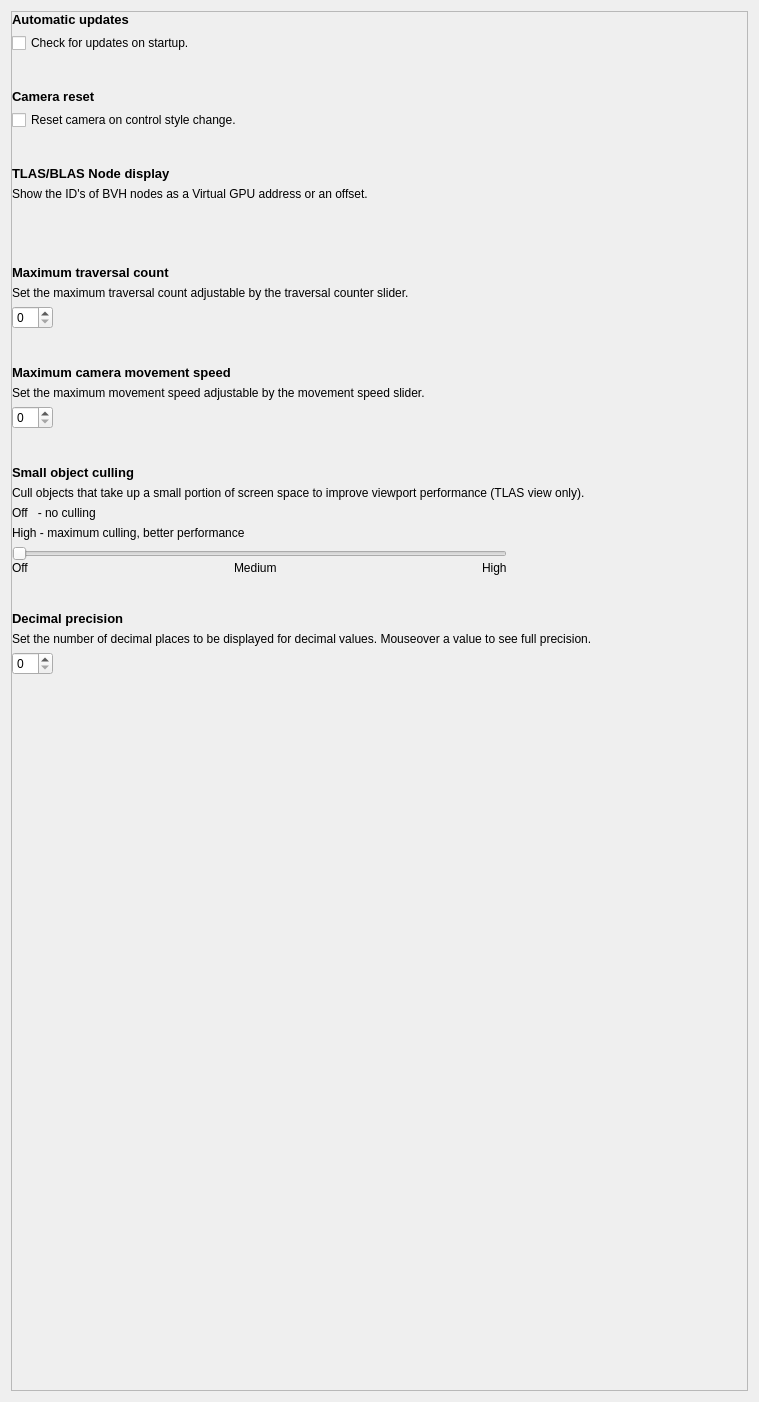
First picture: the form in source/frontend/views/settings/settings_pane.ui, repository GPUOpen-Tools/radeon_raytracing_analyzer, before the edit.
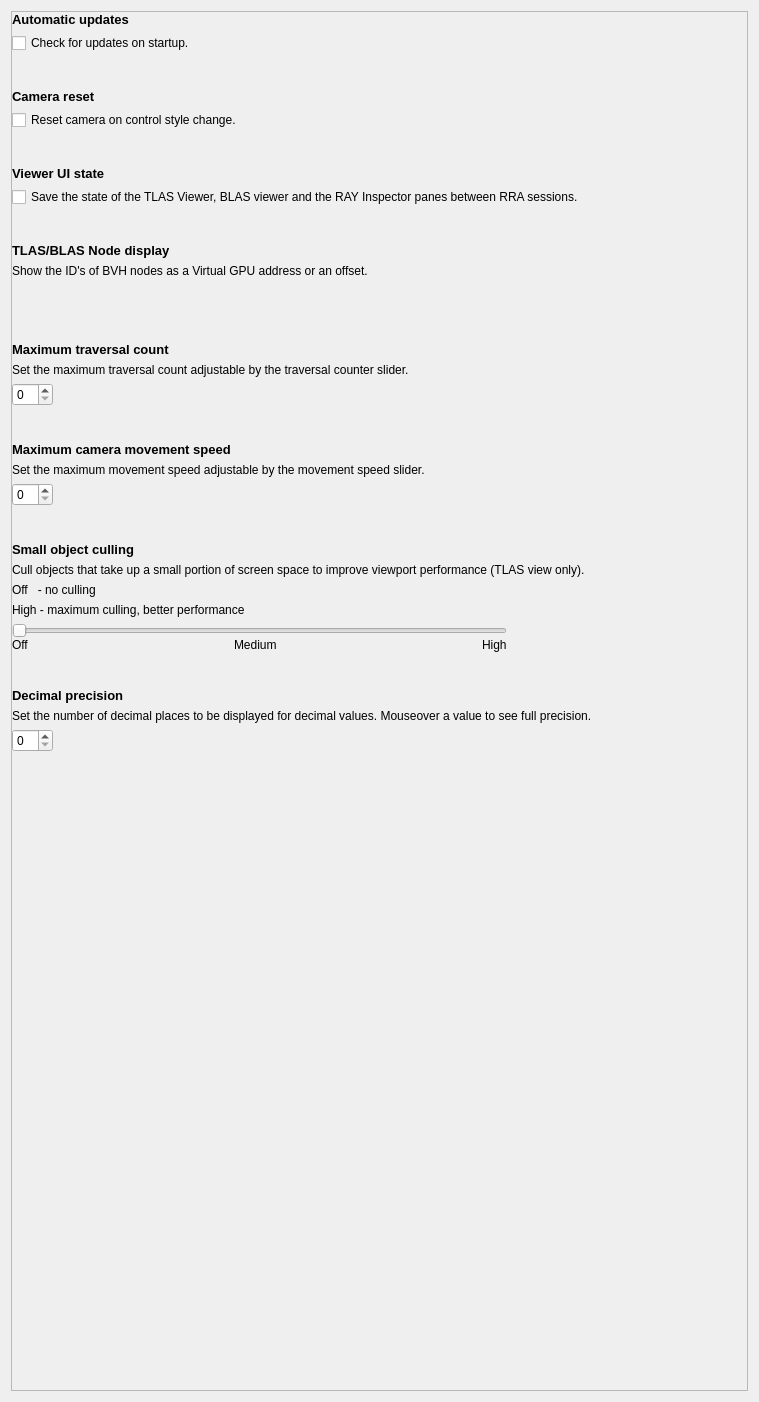
Second picture: the form after the edit. Custom widgets are drawn as their Qt base class.

What changed in the file:
```diff
--- a/source/frontend/views/settings/settings_pane.ui
+++ b/source/frontend/views/settings/settings_pane.ui
@@ -66,7 +66,7 @@
        </item>
        <item>
         <widget class="QWidget" name="automatic_updates_wrapper_" native="true">
-         <layout class="QHBoxLayout" name="horizontal_layout_3_">
+         <layout class="QHBoxLayout" name="horizontal_layout_1_">
           <property name="leftMargin">
            <number>0</number>
           </property>
@@ -109,7 +109,7 @@
         </widget>
        </item>
        <item>
-        <spacer name="vertical_spacer_5_">
+        <spacer name="vertical_spacer_1_">
          <property name="orientation">
           <enum>Qt::Vertical</enum>
          </property>
@@ -188,6 +188,86 @@
          </layout>
         </widget>
        </item>
+       <item>
+        <spacer name="vertical_spacer_2_">
+         <property name="orientation">
+          <enum>Qt::Vertical</enum>
+         </property>
+         <property name="sizeType">
+          <enum>QSizePolicy::Fixed</enum>
+         </property>
+         <property name="sizeHint" stdset="0">
+          <size>
+           <width>20</width>
+           <height>30</height>
+          </size>
+         </property>
+        </spacer>
+       </item>
+       <item>
+        <widget class="ScaledLabel" name="viewer_state_title_">
+         <property name="sizePolicy">
+          <sizepolicy hsizetype="Minimum" vsizetype="Fixed">
+           <horstretch>0</horstretch>
+           <verstretch>0</verstretch>
+          </sizepolicy>
+         </property>
+         <property name="font">
+          <font>
+           <pointsize>10</pointsize>
+           <weight>75</weight>
+           <bold>true</bold>
+          </font>
+         </property>
+         <property name="text">
+          <string>Viewer UI state</string>
+         </property>
+        </widget>
+       </item>
+       <item>
+        <widget class="QWidget" name="viewer_state_wrapper_" native="true">
+         <layout class="QHBoxLayout" name="horizontal_layout_3_">
+          <property name="leftMargin">
+           <number>0</number>
+          </property>
+          <property name="topMargin">
+           <number>0</number>
+          </property>
+          <property name="rightMargin">
+           <number>0</number>
+          </property>
+          <property name="bottomMargin">
+           <number>0</number>
+          </property>
+          <item>
+           <widget class="ColoredCheckbox" name="viewer_state_checkbox_">
+            <property name="sizePolicy">
+             <sizepolicy hsizetype="Fixed" vsizetype="Fixed">
+              <horstretch>0</horstretch>
+              <verstretch>0</verstretch>
+             </sizepolicy>
+            </property>
+            <property name="text">
+             <string>Save the state of the TLAS Viewer, BLAS viewer and the RAY Inspector panes between RRA sessions.</string>
+            </property>
+           </widget>
+          </item>
+          <item>
+           <spacer>
+            <property name="orientation">
+             <enum>Qt::Horizontal</enum>
+            </property>
+            <property name="sizeHint" stdset="0">
+             <size>
+              <width>40</width>
+              <height>20</height>
+             </size>
+            </property>
+           </spacer>
+          </item>
+         </layout>
+        </widget>
+       </item>
        <item>
         <spacer>
          <property name="orientation">
@@ -247,7 +327,7 @@
         </widget>
        </item>
        <item>
-        <spacer name="vertical_spacer_6_">
+        <spacer name="vertical_spacer_3_">
          <property name="orientation">
           <enum>Qt::Vertical</enum>
          </property>
@@ -263,7 +343,7 @@
         </spacer>
        </item>
        <item>
-        <layout class="QHBoxLayout" name="horizontal_layout_1_">
+        <layout class="QHBoxLayout" name="horizontal_layout_5_">
          <property name="spacing">
           <number>0</number>
          </property>
@@ -308,7 +388,7 @@
         </layout>
        </item>
        <item>
-        <spacer name="vertical_spacer_7_">
+        <spacer name="vertical_spacer_4_">
          <property name="orientation">
           <enum>Qt::Vertical</enum>
          </property>
@@ -382,7 +462,7 @@
         </widget>
        </item>
        <item>
-        <spacer name="vertical_spacer_8_">
+        <spacer name="vertical_spacer_5_">
          <property name="orientation">
           <enum>Qt::Vertical</enum>
          </property>
@@ -456,7 +536,7 @@
         </widget>
        </item>
        <item>
-        <spacer name="vertical_spacer_9_">
+        <spacer name="vertical_spacer_6_">
          <property name="orientation">
           <enum>Qt::Vertical</enum>
          </property>
@@ -691,7 +771,7 @@
         </widget>
        </item>
        <item>
-        <spacer name="vertical_spacer_10_">
+        <spacer name="vertical_spacer_7_">
          <property name="orientation">
           <enum>Qt::Vertical</enum>
          </property>
```
Left out of the diff: 2 changed lines with no effect on the pictures.
